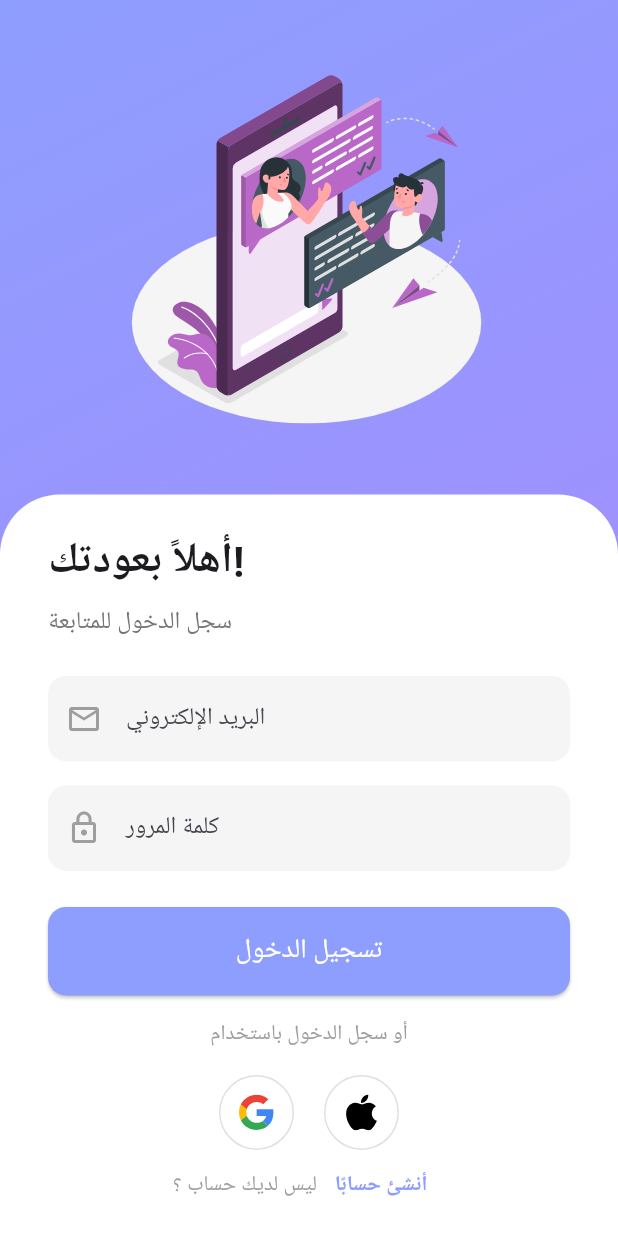
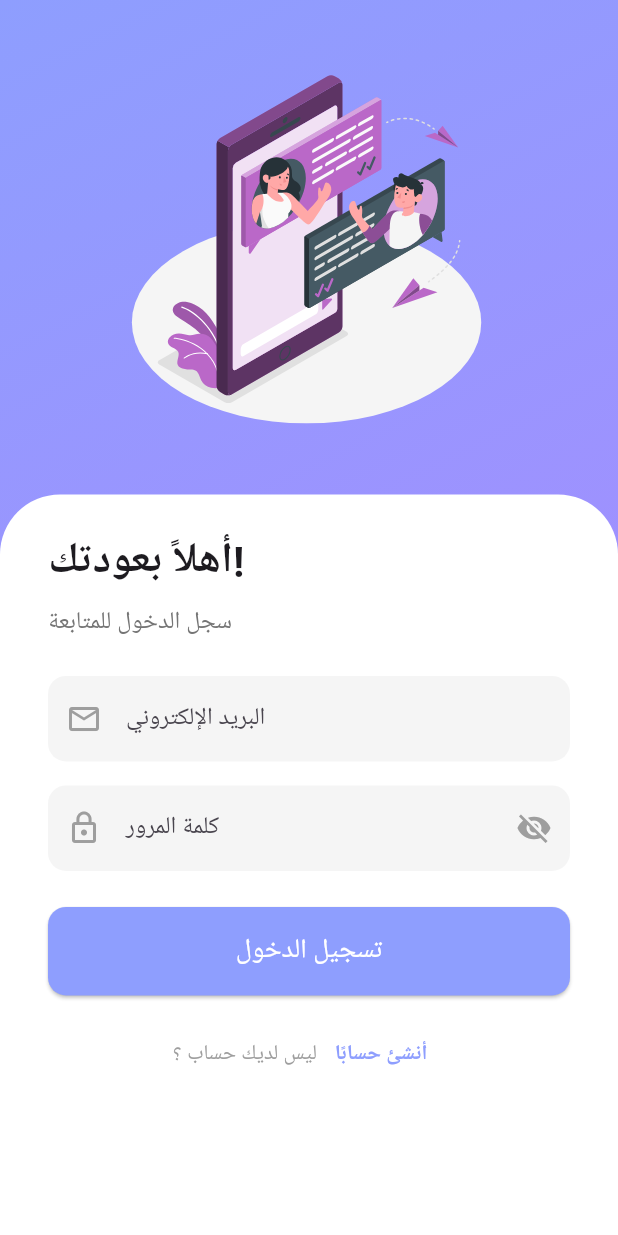
Before and after one commit to Moatasem-Official/Chat_App, a Flutter app: the screen it shows after launch, on a phone screen of 412 x 824 dp. Run offline on Flutter 3.47's test engine with Material 3 defaults, Android fonts, the phone set to English and light mode, and no system bars; our stand-ins replace device_preview, flutter_svg.

Commit message:
Customize Text Field Correctly To Act As Email And Password

```diff
--- a/lib/presentation/screens/login_screen.dart
+++ b/lib/presentation/screens/login_screen.dart
@@ -39,6 +39,8 @@ class _LoginScreenState extends State<LoginScreen>
     _animationController.dispose();
     super.dispose();
   }
+
+  bool isVisible = false;
 
   @override
   Widget build(BuildContext context) {
@@ -130,21 +132,17 @@ class _LoginScreenState extends State<LoginScreen>
                   icon: Icons.lock_outline,
                   hint: "كلمة المرور",
                   isPassword: true,
+                  isVisible: isVisible,
+                  onPressed: () {
+                    setState(() {
+                      isVisible = !isVisible;
+                    });
+                  },
                 ),
                 const SizedBox(height: 24),
                 // زر تسجيل الدخول
                 _buildLoginButton(),
                 const SizedBox(height: 16),
-                const Center(
-                  child: Text(
-                    "أو سجل الدخول باستخدام",
-                    style: TextStyle(color: Colors.grey),
-                  ),
-                ),
-                const SizedBox(height: 16),
-                // أزرار الدخول الاجتماعي
-                _buildSocialLogins(),
-                const Spacer(),
                 // رابط إنشاء حساب جديد
                 _buildSignupLink(),
               ],
@@ -159,12 +157,23 @@ class _LoginScreenState extends State<LoginScreen>
     required IconData icon,
     required String hint,
     bool isPassword = false,
+    bool? isVisible,
+    VoidCallback? onPressed,
   }) {
     return TextField(
-      obscureText: isPassword,
+      obscureText: isPassword ? isVisible! : false,
       decoration: InputDecoration(
         hintText: hint,
         prefixIcon: Icon(icon, color: Colors.grey.shade500),
+        suffixIcon: isPassword
+            ? IconButton(
+                icon: Icon(
+                  isVisible! ? Icons.visibility : Icons.visibility_off,
+                  color: Colors.grey.shade500,
+                ),
+                onPressed: onPressed,
+              )
+            : null,
         filled: true,
         fillColor: Colors.grey.shade100,
         border: OutlineInputBorder(
@@ -195,39 +204,6 @@ class _LoginScreenState extends State<LoginScreen>
     );
   }
 
-  Widget _buildSocialLogins() {
-    return Row(
-      mainAxisAlignment: MainAxisAlignment.center,
-      children: [
-        _buildSocialButton(
-          asset: 'assets/images/google-color-svgrepo-com.svg',
-        ), // تأكد من إضافة أيقونة جوجل
-        const SizedBox(width: 20),
-        _buildSocialButton(
-          asset: 'assets/images/apple-svgrepo-com.svg',
-        ), // تأكد من إضافة أيقونة أبل
-      ],
-    );
-  }
-
-  Widget _buildSocialButton({required String asset}) {
-    // ملاحظة: يجب عليك توفير هذه الصور بنفسك
-    // سأضع هنا حاوية مؤقتة
-    return Container(
-      padding: const EdgeInsets.all(12),
-      decoration: BoxDecoration(
-        shape: BoxShape.circle,
-        border: Border.all(color: Colors.grey.shade300, width: 1),
-      ),
-      child: SvgPicture.asset(
-        asset,
-        height: 24,
-        // في حال عدم توفر الصور، يمكنك استخدام أيقونات Flutter
-        // child: Icon(Icons.ac_unit, size: 24),
-      ),
-    );
-  }
-
   Widget _buildSignupLink() {
     return Row(
       mainAxisAlignment: MainAxisAlignment.center,
```
